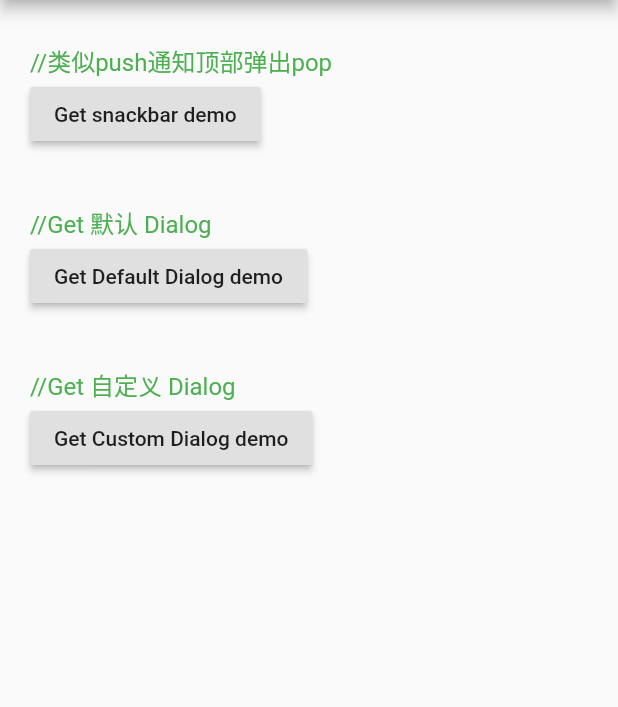
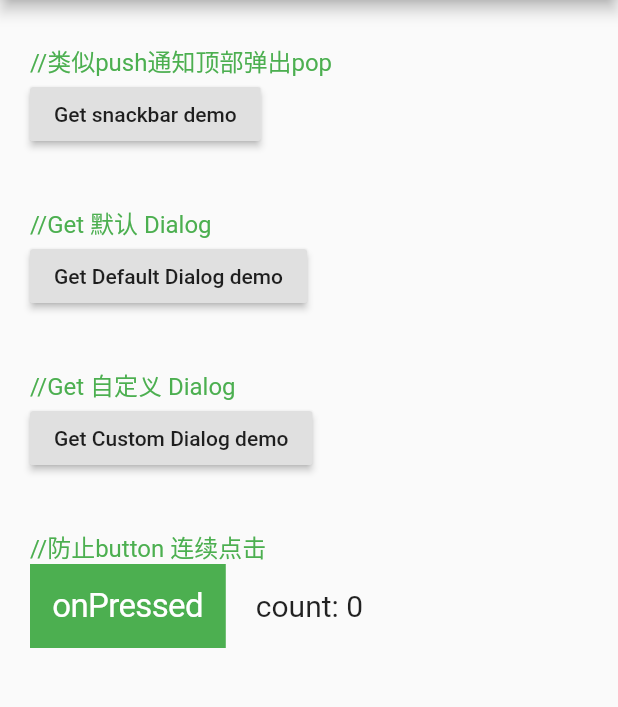
Before and after one commit to PacteraWangCong/flutter_getx_demo, a Flutter app: the WidgetsDemoPage screen opened directly, on a phone screen of 412 x 824 dp, the part 84-791 px from its top. Run offline on Flutter 3.47's test engine with Material 2 defaults, Android fonts, the phone set to English and light mode, and no system bars; our stand-ins replace flutter_easyloading, get.

Commit message:
FEAT: 防连点button 追加

```diff
--- a/lib/controllers/controller_demo_controller.dart
+++ b/lib/controllers/controller_demo_controller.dart
@@ -30,6 +30,9 @@ class DemoAController extends GetxController {
   @override
   void onClose() {
     print('DemoAController A onClose');
+    count1.close();
+    count2.close();
+    count3.close();
     _workEver.dispose();
     _workOnce.dispose();
     _workDebounce.dispose();
@@ -48,4 +51,13 @@ class DemoBController extends GetxController {
     print('DemoBController B onInit');
     super.onInit();
   }
+
+  @override
+  void onClose() {
+    print('DemoAController B onClose');
+    count1.close();
+    count2.close();
+    count3.close();
+    super.onClose();
+  }
 }
--- /dev/null
+++ b/lib/mf_widgets/mf_safe_button.dart
@@ -0,0 +1,39 @@
+import 'package:flutter/cupertino.dart';
+import 'package:flutter/material.dart';
+
+/// 防连点button
+class MFSafeButton extends StatelessWidget {
+  final Widget child;
+  final VoidCallback onPressed;
+  final double minSize;
+  final EdgeInsetsGeometry padding;
+  final Duration time;
+
+  const MFSafeButton({
+    Key key,
+    this.child,
+    this.onPressed,
+    this.minSize = 0,
+    this.padding = EdgeInsets.zero,
+    this.time = const Duration(milliseconds: 300),
+  }) : super(key: key);
+
+  @override
+  Widget build(BuildContext context) {
+    bool canClicked = true;
+    return CupertinoButton(
+      padding: padding,
+      minSize: minSize,
+      child: child,
+      onPressed: () {
+        if (canClicked && onPressed != null) {
+          canClicked = false;
+          Future.delayed(time, () {
+            canClicked = true;
+          });
+          onPressed();
+        }
+      },
+    );
+  }
+}
--- a/lib/page/home_page.dart
+++ b/lib/page/home_page.dart
@@ -50,12 +50,14 @@ class HomeBtn extends StatelessWidget {
   final String title;
   final String description;
   final VoidCallback clickedAction;
+  final Widget child;
 
   const HomeBtn({
     Key key,
     this.title,
     this.description,
     this.clickedAction,
+    this.child,
   }) : super(key: key);
 
   @override
@@ -67,6 +69,7 @@ class HomeBtn extends StatelessWidget {
         children: [
           SizedBox(height: 20),
           Text(description, style: TextStyle(fontSize: 16, color: Colors.green)),
+          child ??
               RaisedButton(
                 child: Text(title),
                 onPressed: () {
--- a/lib/page/widgets_demo_page.dart
+++ b/lib/page/widgets_demo_page.dart
@@ -1,5 +1,6 @@
 import 'package:flutter/material.dart';
 import 'package:fluttergetxdemo/mf_widgets/mf_pop_alert.dart';
+import 'package:fluttergetxdemo/mf_widgets/mf_safe_button.dart';
 import 'home_page.dart';
 import 'package:get/get.dart';
 
@@ -7,6 +8,7 @@ class WidgetsDemoPage extends StatelessWidget {
   @override
   Widget build(BuildContext context) {
     int snackBarCount = 0;
+    final safeButtonCount = 0.obs;
 
     return Scaffold(
       appBar: AppBar(title: Text('widgets demo')),
@@ -54,6 +56,29 @@ class WidgetsDemoPage extends StatelessWidget {
               );
             },
           ),
+          HomeBtn(
+            description: '//防止button 连续点击',
+            child: Row(
+              children: [
+                MFSafeButton(
+                  child: Container(
+                    color: Colors.green,
+                    padding: EdgeInsets.all(15),
+                    child: Text(
+                      'onPressed',
+                      style: TextStyle(color: Colors.white, fontSize: 22),
+                    ),
+                  ),
+                  onPressed: () {
+                    safeButtonCount.value += 1;
+                  },
+                  time: Duration(milliseconds: 500),
+                ),
+                SizedBox(width: 20),
+                Obx(() => Text('count: ${safeButtonCount.value}', style: TextStyle(fontSize: 20))),
+              ],
+            ),
+          ),
         ],
       ),
     );
```
Lines whose indentation alone changed are shown as unchanged.
